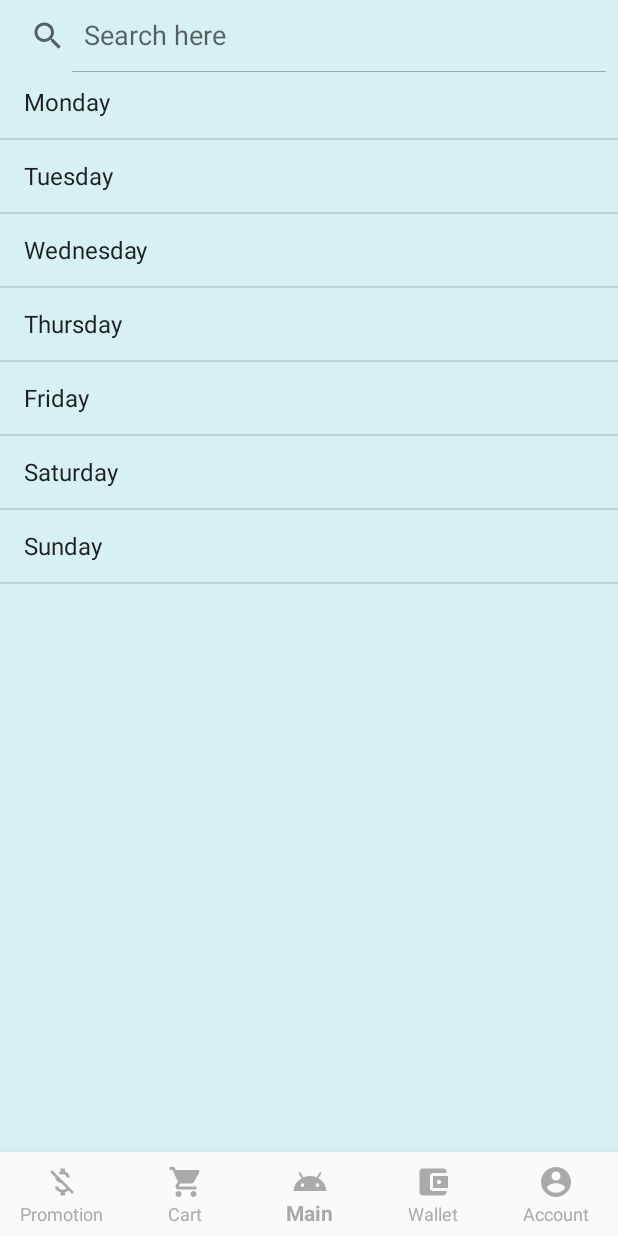
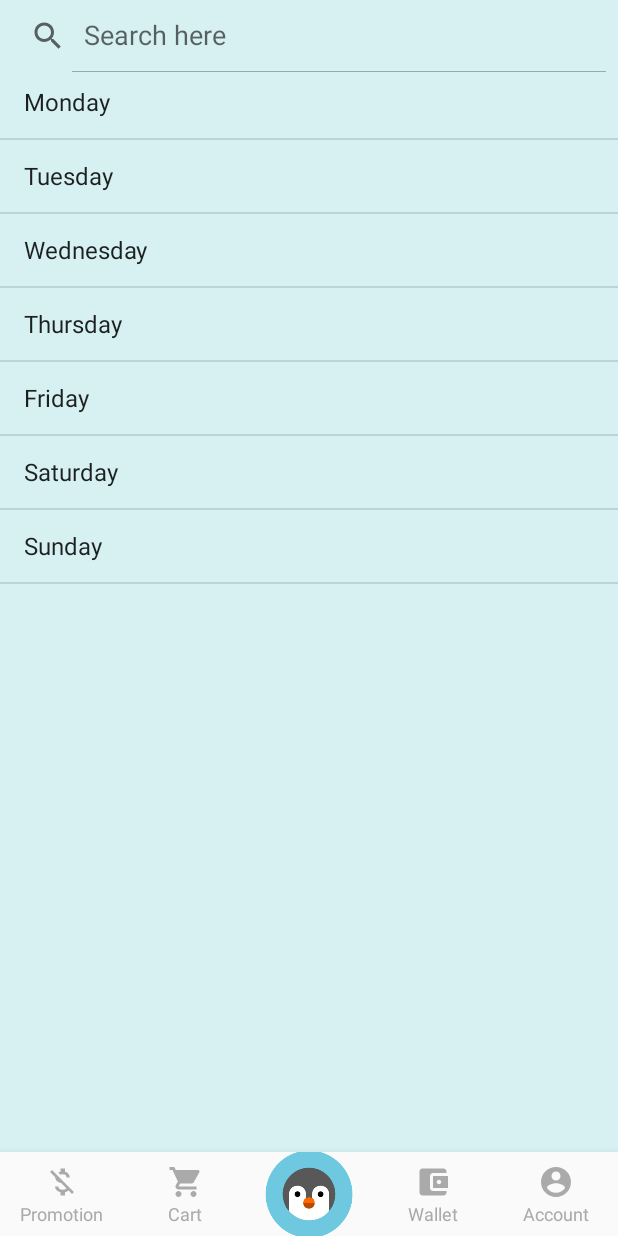
Before and after one commit to liaukx-tarc/Foodpenguin, an Android app: the screen it shows after launch once a user with an empty profile is signed in (MainActivity), item 3 of the bottom bar chosen, on a phone screen of 412 x 824 dp. Run offline under Robolectric (Android 15) with nearby library versions, the light colour scheme and no system bars; our stand-ins replace Firebase (no records; nobody signed in at launch, a user with empty details on screens opened directly), navigation-ui.

Commit message:
done navigation bar

```diff
--- a/app/src/main/java/com/xhpp/foodpenguin/MainActivity.java
+++ b/app/src/main/java/com/xhpp/foodpenguin/MainActivity.java
@@ -1,10 +1,13 @@
 package com.xhpp.foodpenguin;
 
+import android.content.Intent;
 import android.os.Bundle;
 import android.view.MenuItem;
+import android.view.View;
 import android.widget.Toast;
 import android.widget.SearchView;
 import com.google.android.material.bottomnavigation.BottomNavigationView;
+import com.xhpp.foodpenguin.ui.main.MainFragment;
 
 import androidx.annotation.NonNull;
 import androidx.annotation.Nullable;
@@ -32,4 +35,9 @@ public class MainActivity extends AppCompatActivity {
         NavigationUI.setupWithNavController(navView, navController);
         navView.setSelectedItemId(R.id.main);
     }
+
+    public void mainMenu(View view) {
+        BottomNavigationView navView = findViewById(R.id.nav_view);
+        navView.setSelectedItemId(R.id.main);
+    }
 }
--- a/app/src/main/res/layout/activity_main.xml
+++ b/app/src/main/res/layout/activity_main.xml
@@ -1,6 +1,7 @@
 <?xml version="1.0" encoding="utf-8"?>
 <androidx.constraintlayout.widget.ConstraintLayout xmlns:android="http://schemas.android.com/apk/res/android"
     xmlns:app="http://schemas.android.com/apk/res-auto"
+    xmlns:tools="http://schemas.android.com/tools"
     android:id="@+id/container"
     android:layout_width="match_parent"
     android:layout_height="match_parent">
@@ -18,7 +19,21 @@
         app:layout_constraintBottom_toBottomOf="parent"
         app:layout_constraintLeft_toLeftOf="parent"
         app:layout_constraintRight_toRightOf="parent"
-        app:menu="@menu/bottom_nav_menu" />
+        app:menu="@menu/bottom_nav_menu" >
+
+        <ImageButton
+            android:id="@+id/imageButton2"
+            android:layout_width="80dp"
+            android:layout_height="60dp"
+            android:layout_gravity="center"
+            android:background="@android:color/transparent"
+            android:scaleType="fitCenter"
+            app:layout_constraintBottom_toBottomOf="parent"
+            app:layout_constraintEnd_toEndOf="parent"
+            app:layout_constraintStart_toStartOf="parent"
+            app:srcCompat="@drawable/foodpenguin_logo"
+            android:onClick="mainMenu"/>
+    </com.google.android.material.bottomnavigation.BottomNavigationView>
 
     <fragment
         android:id="@+id/nav_host_fragment"
```
